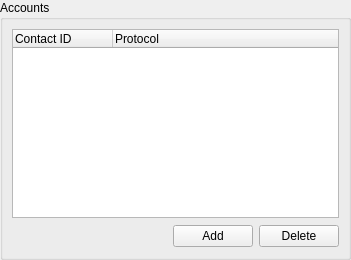
Before: the Qt Designer form wengophone/src/presentation/qt/imcontact/IMContactManager.ui in tkrotoff/WengoPhone, drawn with Qt 5.
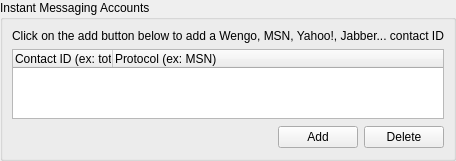
After: the same form once the commit is applied. Icons and pictures are not drawn.

Patch:
```diff
--- a/wengophone/src/presentation/qt/imcontact/IMContactManager.ui
+++ b/wengophone/src/presentation/qt/imcontact/IMContactManager.ui
@@ -8,8 +8,8 @@
    <rect>
     <x>0</x>
     <y>0</y>
-    <width>351</width>
-    <height>260</height>
+    <width>413</width>
+    <height>158</height>
    </rect>
   </property>
   <layout class="QGridLayout" >
@@ -22,7 +22,7 @@
    <item row="0" column="0" >
     <widget class="QGroupBox" name="groupBox" >
      <property name="title" >
-      <string>Accounts</string>
+      <string>Instant Messaging Accounts</string>
      </property>
      <layout class="QGridLayout" >
       <property name="margin" >
@@ -32,6 +32,29 @@
        <number>6</number>
       </property>
       <item row="1" column="0" >
+       <widget class="QTreeWidget" name="treeWidget" >
+        <property name="minimumSize" >
+         <size>
+          <width>0</width>
+          <height>70</height>
+         </size>
+        </property>
+        <property name="rootIsDecorated" >
+         <bool>false</bool>
+        </property>
+        <column>
+         <property name="text" >
+          <string>Contact ID (ex: toto@hotmail.com)</string>
+         </property>
+        </column>
+        <column>
+         <property name="text" >
+          <string>Protocol (ex: MSN)</string>
+         </property>
+        </column>
+       </widget>
+      </item>
+      <item row="2" column="0" >
        <layout class="QGridLayout" >
         <property name="margin" >
          <number>0</number>
@@ -69,26 +92,10 @@
        </layout>
       </item>
       <item row="0" column="0" >
-       <widget class="QTreeWidget" name="treeWidget" >
-        <property name="minimumSize" >
-         <size>
-          <width>0</width>
-          <height>70</height>
-         </size>
+       <widget class="QLabel" name="label" >
+        <property name="text" >
+         <string>Click on the add button below to add a Wengo, MSN, Yahoo!, Jabber... contact ID</string>
         </property>
-        <property name="rootIsDecorated" >
-         <bool>false</bool>
-        </property>
-        <column>
-         <property name="text" >
-          <string>Contact ID</string>
-         </property>
-        </column>
-        <column>
-         <property name="text" >
-          <string>Protocol</string>
-         </property>
-        </column>
        </widget>
       </item>
      </layout>
```
Left out of the diff: 10 changed lines with no effect on the pictures.
